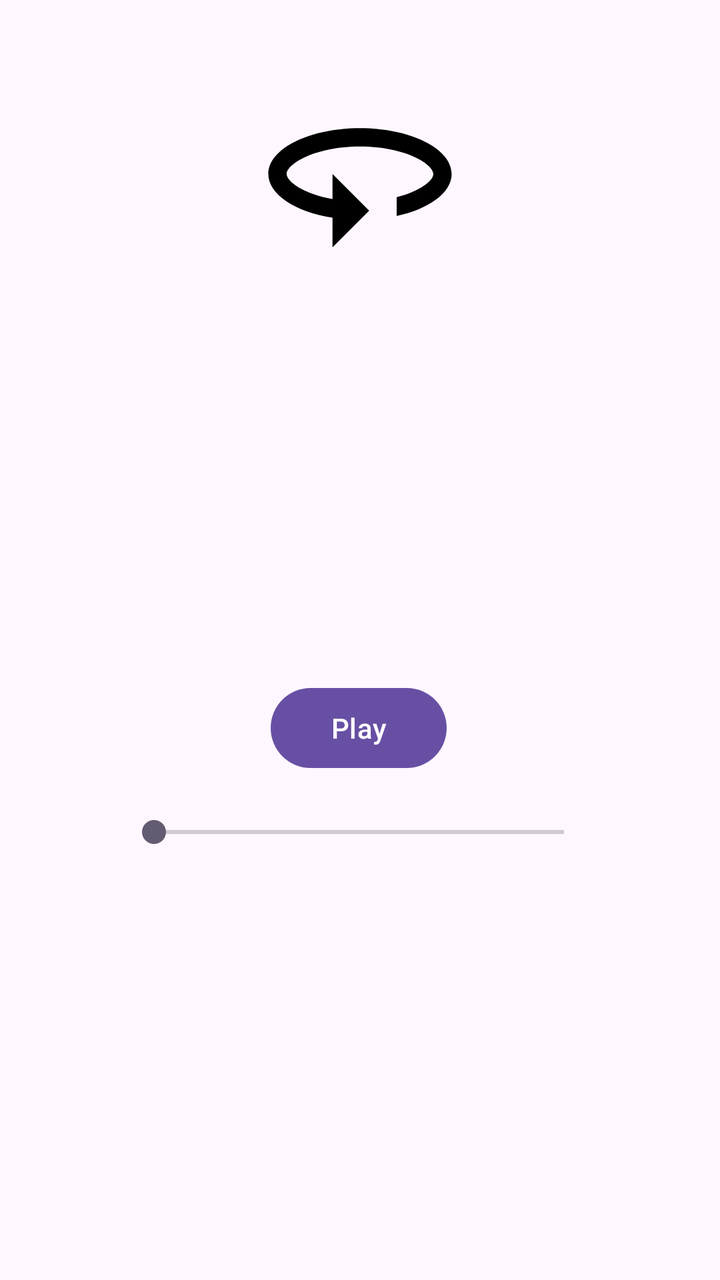
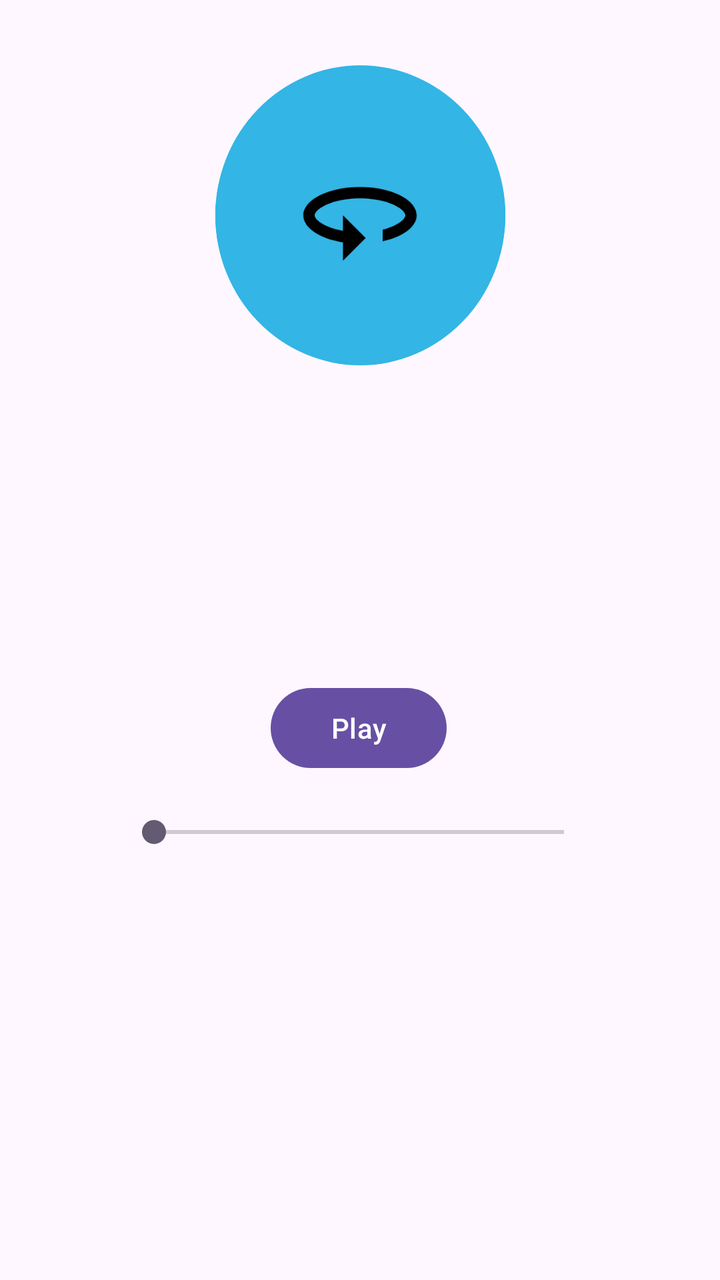

Screens rendered from an Android XML layout before and after an edit, with the pre-edit source and the edit as a unified diff.
<!-- AndroidManifest.xml: application theme Theme.57Lesson_audio -->
<!-- res/layout/activity_main.xml -->
<?xml version="1.0" encoding="utf-8"?>
<androidx.constraintlayout.widget.ConstraintLayout xmlns:android="http://schemas.android.com/apk/res/android"
    xmlns:app="http://schemas.android.com/apk/res-auto"
    xmlns:tools="http://schemas.android.com/tools"
    android:layout_width="match_parent"
    android:layout_height="match_parent"
    tools:context=".MainActivity">

    <Button
        android:id="@+id/playButton"
        android:layout_width="wrap_content"
        android:layout_height="wrap_content"
        android:layout_marginTop="340dp"
        android:text="Play"
        app:layout_constraintEnd_toEndOf="parent"
        app:layout_constraintHorizontal_bias="0.498"
        app:layout_constraintStart_toStartOf="parent"
        app:layout_constraintTop_toTopOf="parent" />

    <SeekBar
        android:id="@+id/volumeSeekBar"
        android:layout_width="237dp"
        android:layout_height="24dp"
        android:layout_marginTop="16dp"
        app:layout_constraintEnd_toEndOf="@+id/playButton"
        app:layout_constraintStart_toStartOf="@+id/playButton"
        app:layout_constraintTop_toBottomOf="@+id/playButton" />

    <ImageView
        android:id="@+id/imageView"
        android:layout_width="152dp"
        android:layout_height="110dp"
        android:layout_marginTop="32dp"
        app:layout_constraintEnd_toEndOf="parent"
        app:layout_constraintStart_toStartOf="parent"
        app:layout_constraintTop_toTopOf="parent"
        app:srcCompat="@drawable/music" />

</androidx.constraintlayout.widget.ConstraintLayout>
<!-- resources referenced by this layout -->
<resources>
  <!-- drawable music (drawable) -->
  <vector xmlns:android="http://schemas.android.com/apk/res/android" android:autoMirrored="true" android:height="24dp" android:tint="#000000" android:viewportHeight="24" android:viewportWidth="24" android:width="24dp">
        
      <path android:fillColor="@android:color/white" android:pathData="M12,7C6.48,7 2,9.24 2,12c0,2.24 2.94,4.13 7,4.77V20l4,-4 -4,-4v2.73c-3.15,-0.56 -5,-1.9 -5,-2.73 0,-1.06 3.04,-3 8,-3s8,1.94 8,3c0,0.73 -1.46,1.89 -4,2.53v2.05c3.53,-0.77 6,-2.53 6,-4.58 0,-2.76 -4.48,-5 -10,-5z"/>
      
  </vector>
  <style name="Theme.57Lesson_audio" parent="Base.Theme.57Lesson_audio" />
  <style name="Base.Theme.57Lesson_audio" parent="Theme.Material3.DayNight.NoActionBar">
          
          
      </style>
</resources>

<!-- the commit's change to res/layout/activity_main.xml (unified diff, before → after) -->
@@ -27,10 +27,26 @@
         app:layout_constraintTop_toBottomOf="@+id/playButton" />
 
     <ImageView
-        android:id="@+id/imageView"
-        android:layout_width="152dp"
-        android:layout_height="110dp"
+        android:id="@+id/imageView1"
+        android:layout_width="145dp"
+        android:layout_height="150dp"
         android:layout_marginTop="32dp"
+        android:layout_marginBottom="157dp"
+        android:background="@drawable/circle"
+        app:layout_constraintBottom_toTopOf="@+id/playButton"
+        app:layout_constraintEnd_toEndOf="parent"
+        app:layout_constraintStart_toStartOf="parent"
+        app:layout_constraintTop_toTopOf="parent"
+        app:srcCompat="@drawable/circle" />
+
+    <ImageView
+        android:id="@+id/imageView2"
+        android:layout_width="72dp"
+        android:layout_height="68dp"
+        android:layout_marginTop="32dp"
+        android:layout_marginBottom="157dp"
+        android:background="@drawable/circle"
+        app:layout_constraintBottom_toTopOf="@+id/playButton"
         app:layout_constraintEnd_toEndOf="parent"
         app:layout_constraintStart_toStartOf="parent"
         app:layout_constraintTop_toTopOf="parent"
<!-- resource entries referenced after the edit -->
@@ -1,5 +1,17 @@
 <!-- resources referenced by this layout -->
 <resources>
+  <!-- drawable circle (drawable) -->
+  <?xml version="1.0" encoding="utf-8"?>
+  <shape xmlns:android="http://schemas.android.com/apk/res/android"
+      android:shape="oval">
+      <solid
+          android:color="@android:color/holo_blue_light"/>
+      <size
+          android:height="120dp"
+          android:width="120dp"/>
+  
+  
+  </shape>
   <!-- drawable music (drawable) -->
   <vector xmlns:android="http://schemas.android.com/apk/res/android" android:autoMirrored="true" android:height="24dp" android:tint="#000000" android:viewportHeight="24" android:viewportWidth="24" android:width="24dp">
         
